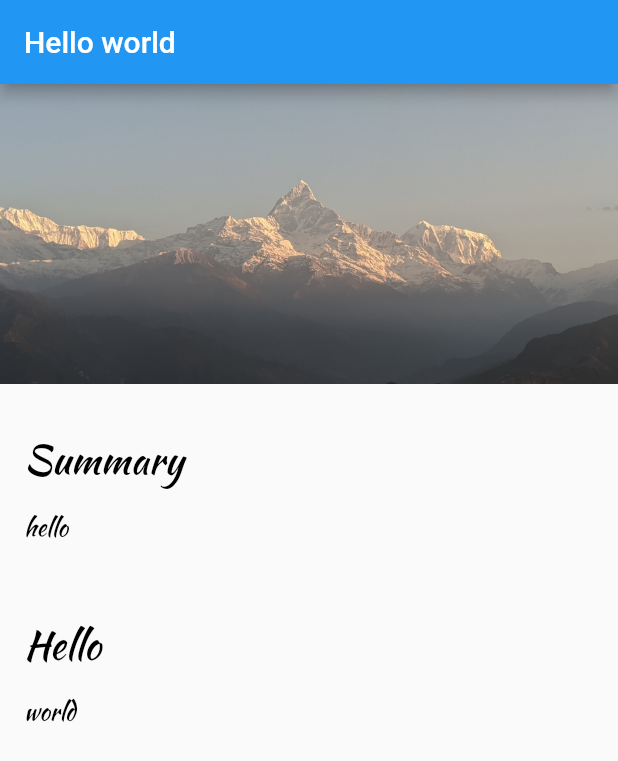
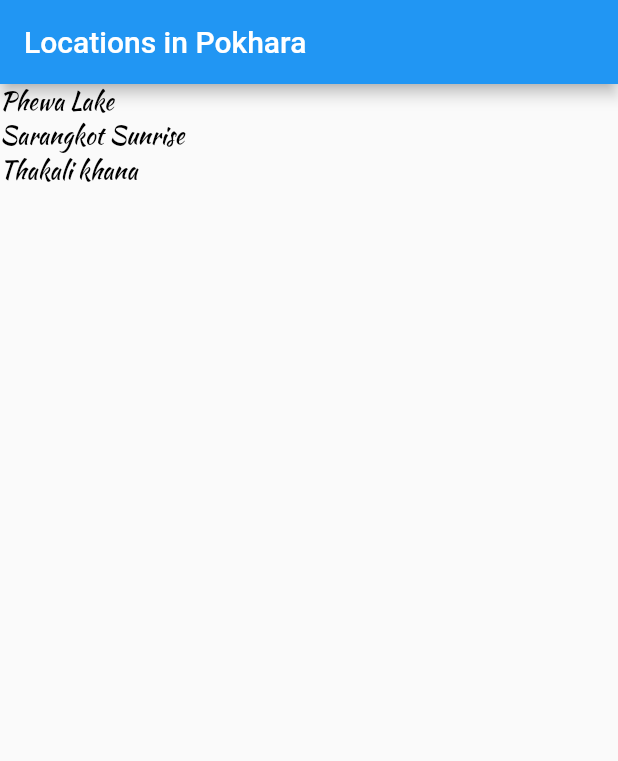
Before and after one commit to krishna-thapa/hello-world-flutter, a Flutter app: the screen it shows after launch, on a phone screen of 412 x 824 dp. Shown: the top 761 px of the screen. Run offline on Flutter 3.47's test engine with Material 2 defaults, Android fonts, the phone set to English and light mode, and no system bars.

Commit message:
Added new page and more content and images

```diff
--- a/lib/app.dart
+++ b/lib/app.dart
@@ -1,12 +1,12 @@
 import 'package:flutter/material.dart';
-import 'screens/local_detail/location_detail.dart';
+import 'screens/locations/locations.dart';
 import 'style.dart';
 
 class App extends StatelessWidget {
   @override
   Widget build(BuildContext context) {
     return MaterialApp(
-      home: LocationDetail(),
+      home: Locations(),
       theme: ThemeData(
           appBarTheme: AppBarTheme(
             textTheme: TextTheme(caption: AppBarTextStyle),
--- /dev/null
+++ b/lib/models/location.dart
@@ -0,0 +1,35 @@
+import 'location_fact.dart';
+
+class Location {
+  final int id;
+  final String name;
+  final String imagePath;
+  final List<LocationFact> facts;
+
+  Location(this.id, this.name, this.imagePath, this.facts);
+
+  static List<Location> fetchAll() {
+    return [
+      Location(1, 'Phewa Lake', 'assets/images/Pokhara_lake.jpg', [
+        LocationFact('Summary',
+            'Phewa Lake is a freshwater lake in Nepal formerly called Baidam Tal located in the south of the Pokhara Valley that includes Pokhara city.'),
+        LocationFact(
+            'Interesting fact',
+            'It is the second largest lake in Nepal; the largest in Gandaki Pradesh after the Rara lake in the comparison to Nepal'
+                's water bodies.')
+      ]),
+      Location(2, 'Sarangkot Sunrise', 'assets/images/Pokhara_mountain.jpg', [
+        LocationFact('Summary',
+            'Sarankot is very important to Pokhara from tourist viewpoint as Nagarkot is to Kathmandu. Positioned west north to Pokhara, Sarankot is one of the major tourist destination of the district. Nowadays, it has been famous for paragliding as well.'),
+        LocationFact('Interesting fact',
+            'The massive peaks like Machhapuchhre, Dhaulagiri, Ganesh, Manaslu and Annapurna are seen towering towards the sky.')
+      ]),
+      Location(1, 'Thakali khana', 'assets/images/Pokhara_khana.jpg', [
+        LocationFact('Summary',
+            'Thakali food basically comprises dal-bhat-tharkari − lentils, rice and vegetables, with masu (meat) for non-vegetarians. However, modern thakali restaurants also offer mo-mos (meat dumplings) and thukpa (noodle soup).'),
+        LocationFact('Interesting fact',
+            'The Thakali are the people originated from the Thak Khola region of the Mustang District in Nepal. Thakali meal consists of locally grown buckwheat, barley, millet, rice, maize and dal.')
+      ])
+    ];
+  }
+}
--- /dev/null
+++ b/lib/models/location_fact.dart
@@ -0,0 +1,6 @@
+class LocationFact {
+  final String title;
+  final String text;
+
+  LocationFact(this.title, this.text);
+}
--- a/lib/screens/home/helloPage.dart
+++ /dev/null
@@ -1,11 +0,0 @@
-import 'package:flutter/material.dart';
-
-class HelloPage extends StatelessWidget {
-  @override
-  Widget build(BuildContext context) {
-    return Scaffold(
-      appBar: AppBar(title: Text('Hello world')),
-      body: Text('Welcome to the Hello World page!'),
-    );
-  }
-}
--- a/lib/screens/local_detail/location_detail.dart
+++ b/lib/screens/local_detail/location_detail.dart
@@ -1,20 +1,28 @@
 import 'package:flutter/material.dart';
 import 'image_banner.dart';
 import 'text_section.dart';
+import '../../models/location.dart';
 
 class LocationDetail extends StatelessWidget {
   @override
   Widget build(BuildContext context) {
+    final locations = Location.fetchAll();
+    final location = locations.first;
+
     return Scaffold(
-      appBar: AppBar(title: Text('Hello world')),
-      body: Column(
-          mainAxisAlignment: MainAxisAlignment.start,
-          crossAxisAlignment: CrossAxisAlignment.stretch,
-          children: [
-            ImageBanner("assets/images/Pokhara_mountain.jpg"),
-            TextSection("Summary", "hello"),
-            TextSection("Hello", "world")
-          ]),
-    );
+        appBar: AppBar(title: Text(location.name)),
+        body: Column(
+            mainAxisAlignment: MainAxisAlignment.start,
+            crossAxisAlignment: CrossAxisAlignment.stretch,
+            children: [
+              ImageBanner(location.imagePath),
+              ...?textSections(location),
+            ]));
+  }
+
+  List<Widget> textSections(Location location) {
+    return location.facts
+        .map((fact) => TextSection(fact.title, fact.text))
+        .toList();
   }
 }
--- /dev/null
+++ b/lib/screens/locations/locations.dart
@@ -0,0 +1,25 @@
+import 'package:flutter/material.dart';
+import '../../app.dart';
+import '../../models/location.dart';
+
+class Locations extends StatelessWidget {
+  @override
+  Widget build(BuildContext context) {
+    final locations = Location.fetchAll();
+
+    return Scaffold(
+        appBar: AppBar(title: Text('Locations in Pokhara')),
+        body: ListView(
+          children: locations
+              .map((location) => GestureDetector(
+                child: Text(location.name),
+                onTap: () => _onLocationTap(context, location.id)))
+              .toList(),
+        ));
+  }
+
+  // leave out void if it is not returning anything
+  _onLocationTap(BuildContext context, int locationID) {
+
+  }
+}
```
Also changed, not shown: 2 other files.
